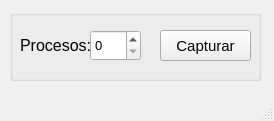
Above: Numero de Procesos.ui from MasterDigimon/Sem_SO before the change. Below: the same form after it.
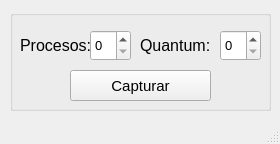
That is the form after the change.

```diff
--- a/Numero de Procesos.ui
+++ b/Numero de Procesos.ui
@@ -6,8 +6,8 @@
    <rect>
     <x>0</x>
     <y>0</y>
-    <width>274</width>
-    <height>121</height>
+    <width>280</width>
+    <height>144</height>
    </rect>
   </property>
   <property name="windowTitle">
@@ -19,8 +19,8 @@
      <rect>
       <x>10</x>
       <y>10</y>
-      <width>251</width>
-      <height>71</height>
+      <width>261</width>
+      <height>101</height>
      </rect>
     </property>
     <property name="title">
@@ -29,9 +29,9 @@
     <widget class="QPushButton" name="Capturar_Boton">
      <property name="geometry">
       <rect>
-       <x>150</x>
-       <y>20</y>
-       <width>91</width>
+       <x>60</x>
+       <y>60</y>
+       <width>141</width>
        <height>31</height>
       </rect>
      </property>
@@ -52,7 +52,7 @@
       <rect>
        <x>80</x>
        <y>20</y>
-       <width>51</width>
+       <width>41</width>
        <height>31</height>
       </rect>
      </property>
@@ -83,6 +83,42 @@
       <string>Procesos:</string>
      </property>
     </widget>
+    <widget class="QLabel" name="label_2">
+     <property name="geometry">
+      <rect>
+       <x>130</x>
+       <y>20</y>
+       <width>81</width>
+       <height>31</height>
+      </rect>
+     </property>
+     <property name="font">
+      <font>
+       <pointsize>12</pointsize>
+      </font>
+     </property>
+     <property name="text">
+      <string>Quantum:</string>
+     </property>
+    </widget>
+    <widget class="QSpinBox" name="Quantum_SB">
+     <property name="geometry">
+      <rect>
+       <x>210</x>
+       <y>20</y>
+       <width>41</width>
+       <height>31</height>
+      </rect>
+     </property>
+     <property name="font">
+      <font>
+       <pointsize>10</pointsize>
+      </font>
+     </property>
+     <property name="maximum">
+      <number>999</number>
+     </property>
+    </widget>
    </widget>
   </widget>
   <widget class="QMenuBar" name="menubar">
```
Left out of the diff: 2 changed lines with no effect on the pictures.
